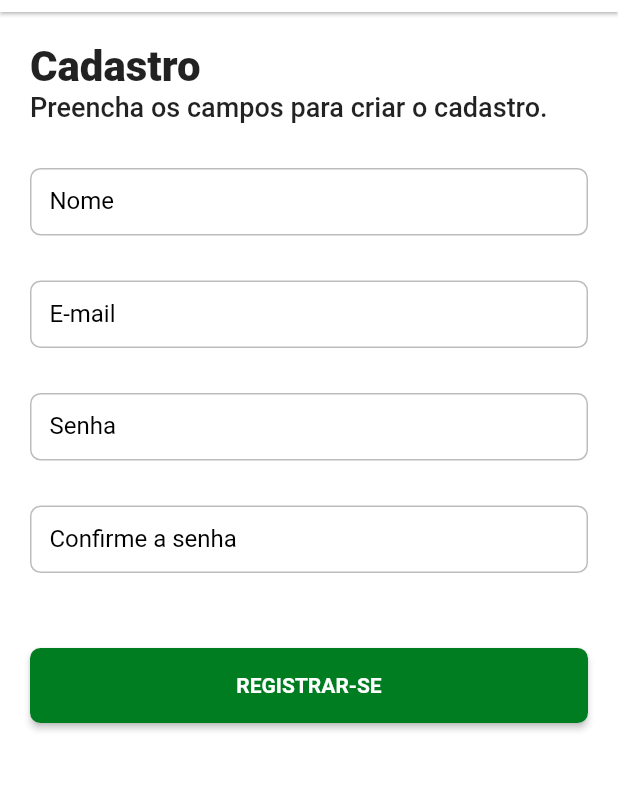
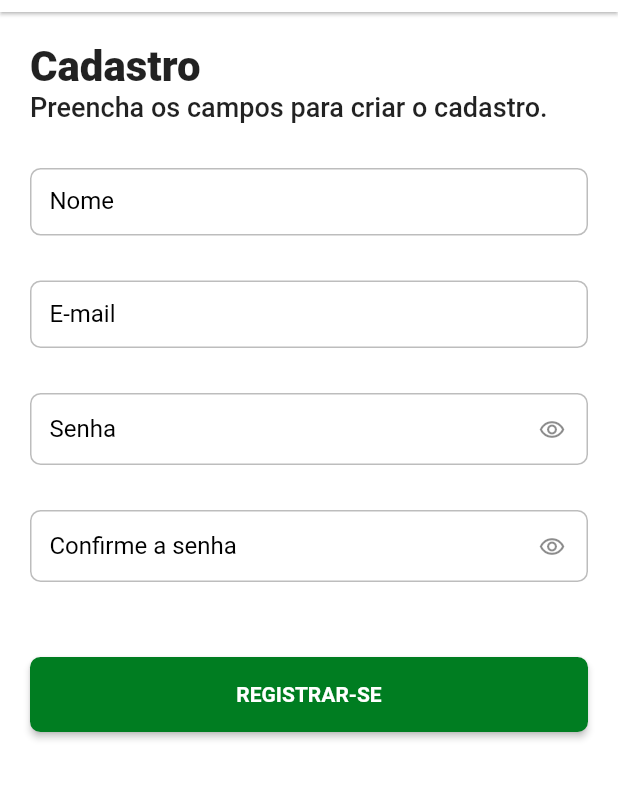
Before and after one commit to AntonioMarcosRosa/dw9_delivery_app, a Flutter app: the RegisterPage screen opened by its route, on a phone screen of 412 x 824 dp, the part 72-872 px from its top. Run offline on Flutter 3.47's test engine with Material 2 defaults, Android fonts, the phone set to English and light mode, and no system bars; our stand-ins replace bloc, dio, equatable, flutter_bloc, loading_animation_widget, shared_preferences and 1 more; missing offline and left inert: match, validatorless; accounts and stored records are empty; Roboto replaces fonts that are missing (mplus1).

Commit message:
Fourth class: Work in progress

```diff
--- /dev/null
+++ b/lib/app/core/extensions/unauthorized_exception.dart
@@ -0,0 +1,3 @@
+ class UnauthorizedException implements Exception {
+
+ }
--- /dev/null
+++ b/lib/app/models/auth_model.dart
@@ -0,0 +1,29 @@
+import 'dart:convert';
+
+class AuthModel {
+  final String accessToken;
+  final String refreshToken;
+  AuthModel({
+    required this.accessToken,
+    required this.refreshToken,
+  });
+
+  Map<String, dynamic> toMap() {
+    return <String, dynamic>{
+      'accessToken': accessToken,
+      'refreshToken': refreshToken,
+    };
+  }
+
+  factory AuthModel.fromMap(Map<String, dynamic> map) {
+    return AuthModel(
+      accessToken: map['access_token'] as String,
+      refreshToken: map['refresh_token'] as String,
+    );
+  }
+
+  String toJson() => json.encode(toMap());
+
+  factory AuthModel.fromJson(String source) =>
+      AuthModel.fromMap(json.decode(source) as Map<String, dynamic>);
+}
--- /dev/null
+++ b/lib/app/pages/auth/register/register_controller.dart
@@ -0,0 +1,22 @@
+import 'dart:developer';
+
+import 'package:bloc/bloc.dart';
+import 'package:dw9_delivery_app/app/pages/auth/register/register_state.dart';
+import 'package:dw9_delivery_app/app/repositories/auth/auth_repository.dart';
+
+class RegisterController extends Cubit<RegisterState> {
+  final AuthRepository _authRepository;
+
+  RegisterController(this._authRepository) : super(RegisterState.initial());
+
+  Future<void> register(String name, String email, String password) async {
+    try {
+      emit(state.copyWith(status: RegisterStatus.register));
+      await _authRepository.register(name, email, password);
+      emit(state.copyWith(status: RegisterStatus.success));
+    } catch (e, s) {
+      log('Erro ao registar usuário', error: e, stackTrace: s);
+      emit(state.copyWith(status: RegisterStatus.error));
+    }
+  }
+}
--- a/lib/app/pages/auth/register/register_page.dart
+++ b/lib/app/pages/auth/register/register_page.dart
@@ -1,19 +1,64 @@
 import 'package:dw9_delivery_app/app/core/ui/styles/text_styles.dart';
 import 'package:dw9_delivery_app/app/core/ui/widgets/delivery_appbar.dart';
 import 'package:dw9_delivery_app/app/core/ui/widgets/delivery_button.dart';
+import 'package:dw9_delivery_app/app/pages/auth/register/register_controller.dart';
+import 'package:dw9_delivery_app/app/pages/auth/register/register_state.dart';
 import 'package:flutter/material.dart';
+import 'package:flutter_bloc/flutter_bloc.dart';
+import 'package:validatorless/validatorless.dart';
 
-class RegisterPage extends StatelessWidget {
+import '../../../core/ui/base_state/base_state.dart';
+
+class RegisterPage extends StatefulWidget {
   const RegisterPage({super.key});
 
   @override
+  State<RegisterPage> createState() => _RegisterPageState();
+}
+
+class _RegisterPageState extends BaseState<RegisterPage, RegisterController> {
+  final _formKey = GlobalKey<FormState>();
+  final _nameEC = TextEditingController();
+  final _emailEC = TextEditingController();
+  final _passwordEC = TextEditingController();
+  final ValueNotifier<bool> _seePassword = ValueNotifier<bool>(true);
+  final ValueNotifier<bool> _seeConfirmPassword = ValueNotifier<bool>(true);
+
+  @override
+  void dispose() {
+    _nameEC.dispose();
+    _emailEC.dispose();
+    _passwordEC.dispose();
+    _seePassword.dispose();
+    _seeConfirmPassword.dispose();
+    super.dispose();
+  }
+
+  @override
   Widget build(BuildContext context) {
-    return Scaffold(
+    return BlocListener<RegisterController, RegisterState>(
+      listener: (context, state) {
+        state.status.matchAny(
+          any: () => hideLoader(),
+          register: () => showLoader(),
+          error: () {
+            hideLoader();
+            showError('Erro ao registrar usuário');
+          },
+          success: () {
+            hideLoader();
+            showSuccess('Registro efetuado com sucesso');
+            Navigator.of(context).popAndPushNamed('/order');
+          },
+        );
+      },
+      child: Scaffold(
         appBar: DeliveryAppbar(),
         body: SingleChildScrollView(
           child: Padding(
             padding: const EdgeInsets.all(20),
             child: Form(
+              key: _formKey,
               child: Column(
                 crossAxisAlignment: CrossAxisAlignment.start,
                 children: [
@@ -28,26 +73,81 @@ class RegisterPage extends StatelessWidget {
                   const SizedBox(height: 30),
                   TextFormField(
                     decoration: const InputDecoration(labelText: 'Nome'),
+                    controller: _nameEC,
+                    validator: Validatorless.multiple([
+                      Validatorless.required('Nome é obrigatório.'),
+                      Validatorless.min(
+                          4, 'Nome precisa de no minimo 4 caracteres.'),
+                    ]),
                   ),
                   const SizedBox(height: 30),
                   TextFormField(
                     decoration: const InputDecoration(labelText: 'E-mail'),
+                    controller: _emailEC,
+                    validator: Validatorless.multiple([
+                      Validatorless.required('E-mail é obrigatório.'),
+                      Validatorless.email('E-mail inválido.'),
+                    ]),
                   ),
                   const SizedBox(height: 30),
-                TextFormField(
-                  decoration: const InputDecoration(labelText: 'Senha'),
+                  ValueListenableBuilder(
+                    valueListenable: _seePassword,
+                    builder: (context, value, _) => TextFormField(
+                      decoration: InputDecoration(
+                        labelText: 'Senha',
+                        suffixIcon: InkWell(
+                          onTap: () => setState(
+                              () => _seePassword.value = !_seePassword.value),
+                          child: Icon(_seePassword.value
+                              ? Icons.remove_red_eye_outlined
+                              : Icons.remove_red_eye_rounded),
+                        ),
+                      ),
+                      obscureText: _seePassword.value,
+                      controller: _passwordEC,
+                      validator: Validatorless.multiple([
+                        Validatorless.required('Senha é obrigatória.'),
+                        Validatorless.min(
+                            8, 'Senha deve ter no mínimo 8 caracteres'),
+                      ]),
+                    ),
                   ),
                   const SizedBox(height: 30),
-                TextFormField(
-                  decoration:
-                      const InputDecoration(labelText: 'Confirme a senha'),
+                  ValueListenableBuilder(
+                    valueListenable: _seeConfirmPassword,
+                    builder: (context, value, _) => TextFormField(
+                      decoration: InputDecoration(
+                        labelText: 'Confirme a senha',
+                        suffixIcon: InkWell(
+                          onTap: () => setState(() => _seeConfirmPassword
+                              .value = !_seeConfirmPassword.value),
+                          child: Icon(_seeConfirmPassword.value
+                              ? Icons.remove_red_eye_outlined
+                              : Icons.remove_red_eye_rounded),
+                        ),
+                      ),
+                      obscureText: _seeConfirmPassword.value,
+                      validator: Validatorless.multiple([
+                        Validatorless.required(
+                            'Confirme a senha é obrigatório.'),
+                        Validatorless.compare(_passwordEC,
+                            'A confirmação da senha está diferente da senha.')
+                      ]),
+                    ),
                   ),
                   const SizedBox(height: 50),
                   Center(
                     child: DeliveryButton(
                       width: double.infinity,
                       label: 'REGISTRAR-SE',
-                    onPressed: () {},
+                      onPressed: () {
+                        final valid =
+                            _formKey.currentState?.validate() ?? false;
+                        if (valid) {
+                          controller.register(
+                              _nameEC.text, _emailEC.text, _passwordEC.text);
+                        }
+                      },
                     ),
                   )
                 ],
@@ -55,6 +155,7 @@ class RegisterPage extends StatelessWidget {
             ),
           ),
         ),
+      ),
     );
   }
 }
--- a/lib/app/pages/auth/register/register_router.dart
+++ b/lib/app/pages/auth/register/register_router.dart
@@ -1,4 +1,6 @@
+import 'package:dw9_delivery_app/app/pages/auth/register/register_controller.dart';
 import 'package:dw9_delivery_app/app/pages/auth/register/register_page.dart';
+import 'package:dw9_delivery_app/app/repositories/auth/auth_repository_impl.dart';
 import 'package:flutter/material.dart';
 import 'package:provider/provider.dart';
 
@@ -8,7 +10,8 @@ class RegisterRouter {
   static Widget get page => MultiProvider(
         providers: [
           Provider(
-            create: (context) => Object(),
+            create: (context) =>
+                RegisterController(context.read<AuthRepositoryImpl>()),
           )
         ],
         child: const RegisterPage(),
--- /dev/null
+++ b/lib/app/pages/auth/register/register_state.dart
@@ -0,0 +1,30 @@
+// ignore_for_file: public_member_api_docs, sort_constructors_first
+import 'package:match/match.dart';
+
+part 'register_state.g.dart';
+
+@match
+enum RegisterStatus {
+  initial,
+  register,
+  success,
+  error,
+}
+
+class RegisterState {
+  final RegisterStatus status;
+
+  RegisterState({
+    required this.status,
+  });
+
+  RegisterState.initial() : status = RegisterStatus.initial;
+
+  RegisterState copyWith({
+    RegisterStatus? status,
+  }) {
+    return RegisterState(
+      status: status ?? this.status,
+    );
+  }
+}
--- a/lib/app/pages/home/home_controller.dart
+++ b/lib/app/pages/home/home_controller.dart
@@ -1,7 +1,7 @@
 import 'dart:developer';
 import 'package:bloc/bloc.dart';
 import 'package:dw9_delivery_app/app/dto/order_product_dto.dart';
-import 'package:dw9_delivery_app/app/repositories/products_repository.dart';
+import '../../repositories/product/products_repository.dart';
 import 'home_state.dart';
 
 class HomeController extends Cubit<HomeState> {
--- a/lib/app/pages/home/home_router.dart
+++ b/lib/app/pages/home/home_router.dart
@@ -1,9 +1,9 @@
 import 'package:dw9_delivery_app/app/pages/home/home_controller.dart';
-import 'package:dw9_delivery_app/app/repositories/products_repository.dart';
-import 'package:dw9_delivery_app/app/repositories/products_repository_impl.dart';
 import 'package:flutter/material.dart';
 import 'package:provider/provider.dart';
 
+import '../../repositories/product/products_repository.dart';
+import '../../repositories/product/products_repository_impl.dart';
 import 'home_page.dart';
 
 class HomeRouter {
--- /dev/null
+++ b/lib/app/repositories/auth/auth_repository.dart
@@ -0,0 +1,6 @@
+import '../../models/auth_model.dart';
+
+abstract class AuthRepository {
+  Future<void> register(String name, String email, String password);
+  Future<AuthModel> login(String email, String password);
+}
--- a/lib/app/repositories/products_repository_impl.dart
+++ b/lib/app/repositories/product/products_repository_impl.dart
@@ -3,8 +3,7 @@ import 'dart:developer';
 import 'package:dio/dio.dart';
 import 'package:dw9_delivery_app/app/core/rest_client/custom_dio.dart';
 import 'package:dw9_delivery_app/app/models/product_model.dart';
-
-import '../core/exceptions/repository_exception.dart';
+import '../../core/exceptions/repository_exception.dart';
 import './products_repository.dart';
 
 class ProductsRepositoryImpl implements ProductsRepository {
--- a/pubspec.yaml
+++ b/pubspec.yaml
@@ -47,6 +47,7 @@ dependencies:
   match: ^0.4.1
   auto_size_text: ^3.0.0
   shared_preferences: ^2.0.17
+  validatorless: ^1.2.3
 
 dev_dependencies:
   flutter_test:
```
Also changed, not shown: lib/app/core/provider/application_binding.dart (+9 -1 lines), lib/app/repositories/auth/auth_repository_impl.dart (added, +50 -0 lines), lib/app/pages/auth/register/register_state.g.dart (added), lib/app/repositories/product/products_repository.dart (renamed from lib/app/repositories/products_repository.dart), pubspec.lock, 1 other file. Lines whose indentation alone changed are shown as unchanged.
